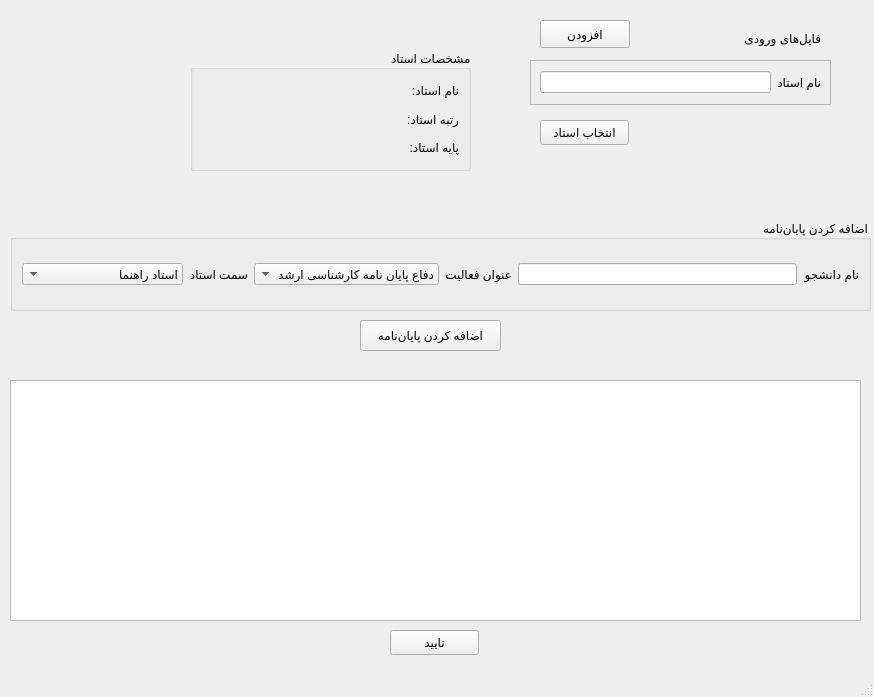
Before: the Qt Designer form rawUi/ui.ui in soda-sh/uni-salary, drawn with Qt 5.
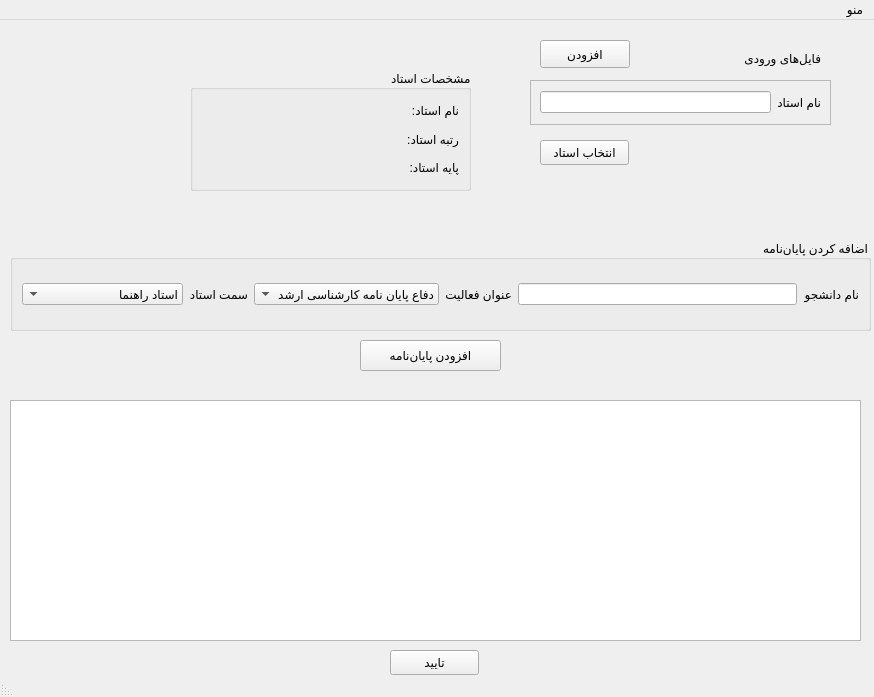
After: the same form once the commit is applied. Icons and pictures are not drawn.

Commit message: Add menubar and some status tips for better UX

Diff of the .ui file:
```diff
--- a/rawUi/ui.ui
+++ b/rawUi/ui.ui
@@ -259,7 +259,7 @@
      </rect>
     </property>
     <property name="text">
-     <string>اضافه کردن پایان‌نامه</string>
+     <string>افزودن پایان‌نامه</string>
     </property>
    </widget>
    <widget class="QPushButton" name="confirmThesesBtn">
@@ -308,11 +308,36 @@
      <x>0</x>
      <y>0</y>
      <width>874</width>
-     <height>22</height>
+     <height>23</height>
     </rect>
    </property>
+   <property name="layoutDirection">
+    <enum>Qt::RightToLeft</enum>
+   </property>
+   <widget class="QMenu" name="menu">
+    <property name="title">
+     <string>منو</string>
+    </property>
+    <addaction name="actionAppendProf"/>
+   </widget>
+   <addaction name="menu"/>
   </widget>
-  <widget class="QStatusBar" name="statusbar"/>
+  <widget class="QStatusBar" name="statusbar">
+   <property name="layoutDirection">
+    <enum>Qt::RightToLeft</enum>
+   </property>
+  </widget>
+  <action name="actionAppendProf">
+   <property name="text">
+    <string>افزودن استاد</string>
+   </property>
+   <property name="statusTip">
+    <string>افزودن استاد به فایل اساتید</string>
+   </property>
+   <property name="shortcut">
+    <string>Ctrl+A</string>
+   </property>
+  </action>
  </widget>
  <resources>
   <include location="../resources/logo.qrc"/>
```
Left out of the diff: 14 changed lines with no effect on the pictures. The commit also changes 1 other file.
